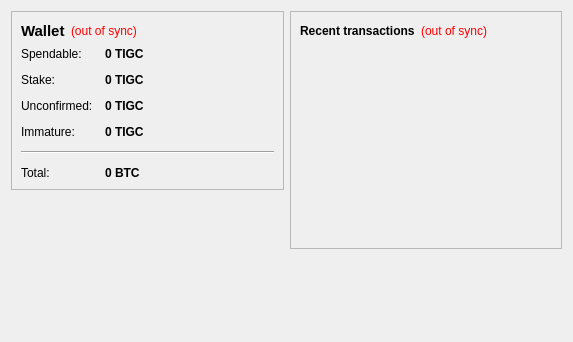
Above: src/qt/forms/overviewpage.ui from laurobeleche/Caluracoin before the change. Below: the same form after it.
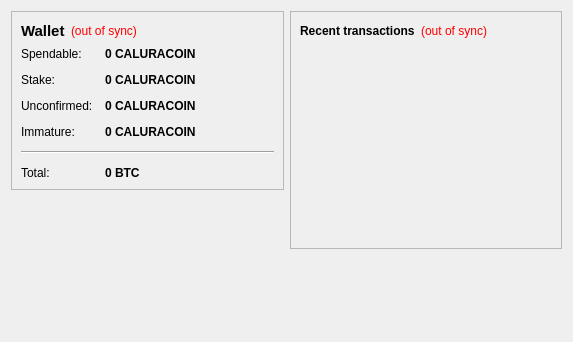
That is the form after the change.

Patch:
```diff
--- a/src/qt/forms/overviewpage.ui
+++ b/src/qt/forms/overviewpage.ui
@@ -105,7 +105,7 @@
              <string>Your current spendable balance</string>
             </property>
             <property name="text">
-             <string notr="true">0 TIGC</string>
+             <string notr="true">0 CALURACOIN</string>
             </property>
             <property name="textInteractionFlags">
              <set>Qt::LinksAccessibleByMouse|Qt::TextSelectableByKeyboard|Qt::TextSelectableByMouse</set>
@@ -134,7 +134,7 @@
              <string>Total of coins that was staked, and do not yet count toward the current balance</string>
             </property>
             <property name="text">
-             <string notr="true">0 TIGC</string>
+             <string notr="true">0 CALURACOIN</string>
             </property>
             <property name="textInteractionFlags">
              <set>Qt::LinksAccessibleByMouse|Qt::TextSelectableByKeyboard|Qt::TextSelectableByMouse</set>
@@ -163,7 +163,7 @@
              <string>Total of transactions that have yet to be confirmed, and do not yet count toward the current balance</string>
             </property>
             <property name="text">
-             <string notr="true">0 TIGC</string>
+             <string notr="true">0 CALURACOIN</string>
             </property>
             <property name="textInteractionFlags">
              <set>Qt::LinksAccessibleByMouse|Qt::TextSelectableByKeyboard|Qt::TextSelectableByMouse</set>
@@ -189,7 +189,7 @@
              <string>Mined balance that has not yet matured</string>
             </property>
             <property name="text">
-             <string notr="true">0 TIGC</string>
+             <string notr="true">0 CALURACOIN</string>
             </property>
             <property name="textInteractionFlags">
              <set>Qt::LinksAccessibleByMouse|Qt::TextSelectableByKeyboard|Qt::TextSelectableByMouse</set>
```
